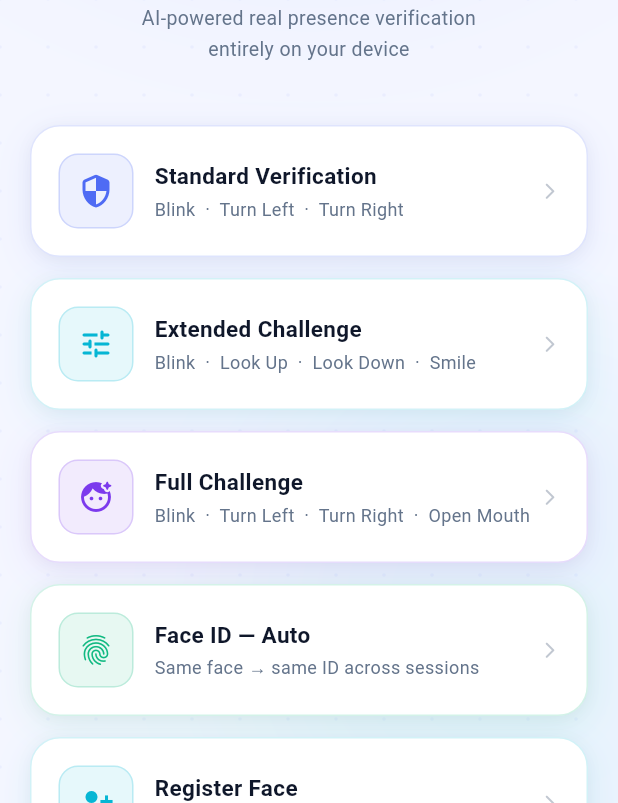
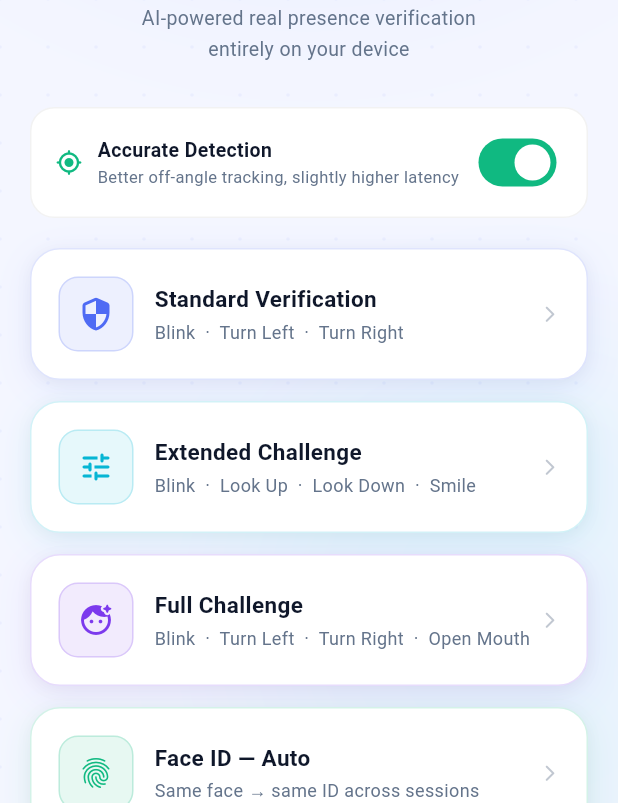
Before and after one commit to sanjaysharmajw/flutter_face_liveness, a Flutter app: the screen it shows after launch, on a phone screen of 412 x 824 dp, the part 433-1236 px from its top. Run offline on Flutter 3.47's test engine with Material 3 defaults, Android fonts, the phone set to English and light mode, and no system bars; our stand-ins replace camera, permission_handler, shared_preferences; missing offline and left inert: google_mlkit_face_detection, google_mlkit_face_mesh_detection, tflite_flutter; network calls fail.

Commit message:
Minor bug fixed

```diff
--- a/example/lib/main.dart
+++ b/example/lib/main.dart
@@ -63,6 +63,12 @@ class _HomeScreenState extends State<HomeScreen> with TickerProviderStateMixin {
         ..repeat(reverse: true);
 
   List<String> _registeredFaceIds = [];
+
+  // ML Kit performanceMode toggle — see LivenessConfig.faceDetectorPerformanceMode.
+  // Accurate (default) trades some latency for better off-angle face tracking.
+  bool _accurateDetection = true;
+  FaceDetectorMode get _performanceMode =>
+      _accurateDetection ? FaceDetectorMode.accurate : FaceDetectorMode.fast;
 
   @override
   void initState() {
@@ -133,7 +139,15 @@ class _HomeScreenState extends State<HomeScreen> with TickerProviderStateMixin {
                     height: 1.6,
                   ),
                 ),
-                const SizedBox(height: 40),
+                const SizedBox(height: 28),
+                Padding(
+                  padding: const EdgeInsets.symmetric(horizontal: 20),
+                  child: _PerformanceModeToggle(
+                    accurate: _accurateDetection,
+                    onChanged: (v) => setState(() => _accurateDetection = v),
+                  ),
+                ),
+                const SizedBox(height: 20),
                 Padding(
                   padding: const EdgeInsets.symmetric(horizontal: 20),
                   child: Column(
@@ -264,7 +278,10 @@ class _HomeScreenState extends State<HomeScreen> with TickerProviderStateMixin {
       _showPermissionSheet(ctx);
       return;
     }
-    await Navigator.of(ctx).push(_fade(LivenessScreen(actions: actions)));
+    await Navigator.of(ctx).push(_fade(LivenessScreen(
+      actions: actions,
+      performanceMode: _performanceMode,
+    )));
   }
 
   Future<void> _launchWithTFLite(BuildContext ctx) async {
@@ -274,10 +291,11 @@ class _HomeScreenState extends State<HomeScreen> with TickerProviderStateMixin {
       _showPermissionSheet(ctx);
       return;
     }
-    await Navigator.of(ctx).push(_fade(const LivenessScreen(
-      actions: [LivenessAction.blink, LivenessAction.turnLeft],
+    await Navigator.of(ctx).push(_fade(LivenessScreen(
+      actions: const [LivenessAction.blink, LivenessAction.turnLeft],
       enableTFLite: true,
       enableVideoReplay: true,
+      performanceMode: _performanceMode,
     )));
   }
 
@@ -288,10 +306,11 @@ class _HomeScreenState extends State<HomeScreen> with TickerProviderStateMixin {
       _showPermissionSheet(ctx);
       return;
     }
-    await Navigator.of(ctx).push(_fade(const LivenessScreen(
-      actions: [LivenessAction.blink, LivenessAction.turnLeft],
+    await Navigator.of(ctx).push(_fade(LivenessScreen(
+      actions: const [LivenessAction.blink, LivenessAction.turnLeft],
       enableFaceId: true,
       faceIdMode: FaceIdMode.auto,
+      performanceMode: _performanceMode,
     )));
     if (mounted) await _loadFaceIds();
   }
@@ -303,10 +322,11 @@ class _HomeScreenState extends State<HomeScreen> with TickerProviderStateMixin {
       _showPermissionSheet(ctx);
       return;
     }
-    await Navigator.of(ctx).push(_fade(const LivenessScreen(
-      actions: [LivenessAction.blink, LivenessAction.turnLeft],
+    await Navigator.of(ctx).push(_fade(LivenessScreen(
+      actions: const [LivenessAction.blink, LivenessAction.turnLeft],
       enableFaceId: true,
       faceIdMode: FaceIdMode.registrationOnly,
+      performanceMode: _performanceMode,
     )));
     if (mounted) await _loadFaceIds();
   }
@@ -318,10 +338,11 @@ class _HomeScreenState extends State<HomeScreen> with TickerProviderStateMixin {
       _showPermissionSheet(ctx);
       return;
     }
-    await Navigator.of(ctx).push(_fade(const LivenessScreen(
-      actions: [LivenessAction.blink, LivenessAction.turnLeft],
+    await Navigator.of(ctx).push(_fade(LivenessScreen(
+      actions: const [LivenessAction.blink, LivenessAction.turnLeft],
       enableFaceId: true,
       faceIdMode: FaceIdMode.verificationOnly,
+      performanceMode: _performanceMode,
     )));
   }
 
@@ -332,9 +353,10 @@ class _HomeScreenState extends State<HomeScreen> with TickerProviderStateMixin {
       _showPermissionSheet(ctx);
       return;
     }
-    await Navigator.of(ctx).push(_fade(const LivenessScreen(
-      actions: [LivenessAction.blink, LivenessAction.turnLeft],
+    await Navigator.of(ctx).push(_fade(LivenessScreen(
+      actions: const [LivenessAction.blink, LivenessAction.turnLeft],
       enableBestFrontalCapture: true,
+      performanceMode: _performanceMode,
     )));
   }
 
@@ -414,6 +436,7 @@ class LivenessScreen extends StatelessWidget {
     this.enableTFLite = true,
     this.enableVideoReplay = false,
     this.enableBestFrontalCapture = false,
+    this.performanceMode = FaceDetectorMode.accurate,
   });
   final List<LivenessAction> actions;
   final bool enableFaceId;
@@ -421,6 +444,7 @@ class LivenessScreen extends StatelessWidget {
   final bool enableTFLite;
   final bool enableVideoReplay;
   final bool enableBestFrontalCapture;
+  final FaceDetectorMode performanceMode;
 
   @override
   Widget build(BuildContext context) {
@@ -428,6 +452,7 @@ class LivenessScreen extends StatelessWidget {
       actions: actions,
       config: LivenessConfig(
         randomizeActions: true,
+        faceDetectorPerformanceMode: performanceMode,
         enableAntiSpoof: true,
         enableBrightnessCheck: true,
         enableDuplicateFrameDetection: true,
@@ -435,9 +460,7 @@ class LivenessScreen extends StatelessWidget {
         enableBlurDetection: true,
         enableFaceId: enableFaceId,
         faceIdMode: faceIdMode,
-        // Stricter than the SDK default (0.82) to reduce false-accept risk
-        // between different people — see README's Face Identity section.
-        faceIdSimilarityThreshold: 0.86,
+        // SDK default (0.82) — no override.
         enableTFLite: enableTFLite,
         enableVideoReplayDetection: enableVideoReplay,
         enableBestFrontalCapture: enableBestFrontalCapture,
@@ -952,6 +975,60 @@ class _StatTile extends StatelessWidget {
 // Shared Widgets
 // ─────────────────────────────────────────────
 
+/// Toggle for `LivenessConfig.faceDetectorPerformanceMode` — demonstrates
+/// the accurate/fast trade-off documented in the README's Liveness Actions
+/// and Performance sections. Applies to every preset launched below.
+class _PerformanceModeToggle extends StatelessWidget {
+  const _PerformanceModeToggle({required this.accurate, required this.onChanged});
+  final bool accurate;
+  final ValueChanged<bool> onChanged;
+
+  @override
+  Widget build(BuildContext context) {
+    return Container(
+      padding: const EdgeInsets.symmetric(horizontal: 16, vertical: 12),
+      decoration: BoxDecoration(
+        color: _surface,
+        borderRadius: BorderRadius.circular(16),
+        border: Border.all(color: Colors.black.withValues(alpha: 0.05)),
+      ),
+      child: Row(
+        children: [
+          Icon(
+            accurate ? Icons.gps_fixed_rounded : Icons.speed_rounded,
+            size: 18,
+            color: accurate ? _success : _cyan,
+          ),
+          const SizedBox(width: 10),
+          Expanded(
+            child: Column(
+              crossAxisAlignment: CrossAxisAlignment.start,
+              children: [
+                Text(
+                  accurate ? 'Accurate Detection' : 'Fast Detection',
+                  style: const TextStyle(
+                    color: _textPrimary, fontSize: 13, fontWeight: FontWeight.w700),
+                ),
+                Text(
+                  accurate
+                      ? 'Better off-angle tracking, slightly higher latency'
+                      : 'Lower latency, may lose tracking on turns sooner',
+                  style: const TextStyle(color: _textSecondary, fontSize: 11),
+                ),
+              ],
+            ),
+          ),
+          Switch(
+            value: accurate,
+            onChanged: onChanged,
+            activeTrackColor: _success,
+          ),
+        ],
+      ),
+    );
+  }
+}
+
 class _ChallengeCard extends StatefulWidget {
   const _ChallengeCard({
     required this.icon,
--- a/lib/flutter_face_liveness.dart
+++ b/lib/flutter_face_liveness.dart
@@ -34,6 +34,8 @@ export 'src/models/face_mesh_data.dart';
 export 'src/models/detection_status.dart';
 export 'src/models/frame_quality.dart';
 export 'src/models/face_detector_backend.dart';
+export 'package:google_mlkit_face_detection/google_mlkit_face_detection.dart'
+    show FaceDetectorMode;
 
 // ML / security (useful for advanced integrations)
 export 'src/ml/anti_spoof_engine.dart' show AntiSpoofEngine, AntiSpoofResult;
--- a/lib/src/liveness_controller.dart
+++ b/lib/src/liveness_controller.dart
@@ -40,7 +40,10 @@ class LivenessController extends ChangeNotifier {
     LivenessConfig config = const LivenessConfig(),
   })  : _actions = actions,
         _config  = config {
-    _faceDetector = FaceDetectorService(enableFaceMesh: config.enableFaceMesh);
+    _faceDetector = FaceDetectorService(
+      enableFaceMesh: config.enableFaceMesh,
+      performanceMode: config.faceDetectorPerformanceMode,
+    );
   }
 
   final List<LivenessAction> _actions;
--- a/lib/src/models/liveness_config.dart
+++ b/lib/src/models/liveness_config.dart
@@ -1,5 +1,6 @@
 import 'package:camera/camera.dart';
 import 'package:flutter/material.dart';
+import 'package:google_mlkit_face_detection/google_mlkit_face_detection.dart' show FaceDetectorMode;
 
 import '../identity/face_identity_service.dart' show FaceIdMode;
 import 'face_detector_backend.dart';
@@ -17,6 +18,7 @@ class LivenessConfig {
     // ── Camera ───────────────────────────────────────────────────────────
     this.cameraResolution = ResolutionPreset.high,
     this.targetFps = 20,
+    this.faceDetectorPerformanceMode = FaceDetectorMode.accurate,
 
     // ── Anti-spoof ───────────────────────────────────────────────────────
     this.enableAntiSpoof = true,
@@ -85,6 +87,16 @@ class LivenessConfig {
 
   /// Target frame processing rate (1–30). Higher = more responsive but more CPU.
   final int targetFps;
+
+  /// ML Kit face detector precision/speed trade-off.
+  ///
+  /// [FaceDetectorMode.accurate] (default) trades some per-frame latency for
+  /// better tracking through moderate off-angle head positions — turn-left/
+  /// right and look-up/down actions are less likely to lose the face mid-turn.
+  /// [FaceDetectorMode.fast] is lower-latency but more prone to losing
+  /// tracking at the same angles. Neither changes ML Kit's fundamental angle
+  /// ceiling — very steep/near-profile angles can still lose tracking either way.
+  final FaceDetectorMode faceDetectorPerformanceMode;
 
   // ── Anti-spoof ───────────────────────────────────────────────────────────
   /// Enable heuristic + ML-based anti-spoof validation.
@@ -229,6 +241,7 @@ class LivenessConfig {
     bool? randomizeActions,
     ResolutionPreset? cameraResolution,
     int? targetFps,
+    FaceDetectorMode? faceDetectorPerformanceMode,
     bool? enableAntiSpoof,
     double? antiSpoofThreshold,
     bool? enableBrightnessCheck,
@@ -270,6 +283,7 @@ class LivenessConfig {
       randomizeActions: randomizeActions ?? this.randomizeActions,
       cameraResolution: cameraResolution ?? this.cameraResolution,
       targetFps: targetFps ?? this.targetFps,
+      faceDetectorPerformanceMode: faceDetectorPerformanceMode ?? this.faceDetectorPerformanceMode,
       enableAntiSpoof: enableAntiSpoof ?? this.enableAntiSpoof,
       antiSpoofThreshold: antiSpoofThreshold ?? this.antiSpoofThreshold,
       enableBrightnessCheck: enableBrightnessCheck ?? this.enableBrightnessCheck,
--- a/pubspec.yaml
+++ b/pubspec.yaml
@@ -1,7 +1,7 @@
 name: flutter_face_liveness
 description: >-
   Production-ready Flutter SDK for face detection, liveness verification, and anti-spoof protection using ML Kit, TensorFlow Lite, and an optional YOLOv8n-face backend.
-version: 3.3.0
+version: 3.4.0
 homepage: https://github.com/sanjaysharmajw/flutter_face_liveness
 repository: https://github.com/sanjaysharmajw/flutter_face_liveness
 issue_tracker: https://github.com/sanjaysharmajw/flutter_face_liveness/issues
@@ -13,8 +13,8 @@ environment:
 dependencies:
   flutter:
     sdk: flutter
-  google_mlkit_face_detection: ^0.13.2
-  google_mlkit_face_mesh_detection: ^0.4.2
+  google_mlkit_face_detection: ^0.14.0
+  google_mlkit_face_mesh_detection: ^0.5.0
   camera: ^0.12.0+1
   provider: ^6.1.5+1
   permission_handler: ^12.0.1
```
Also changed, not shown: lib/src/ml/face_detector_service.dart (+7 -2 lines), example/pubspec.lock, pubspec.lock, 3 other files.
